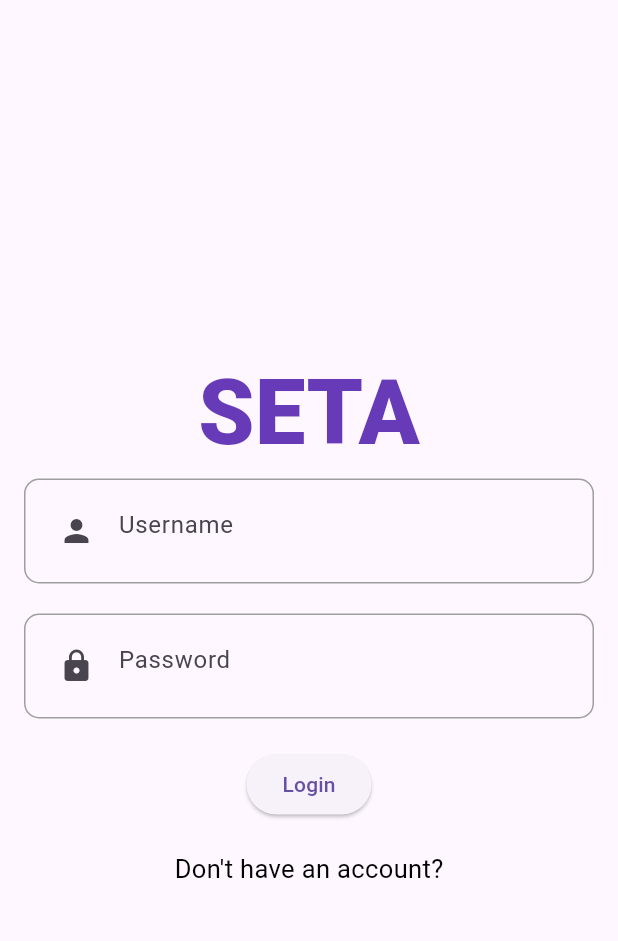
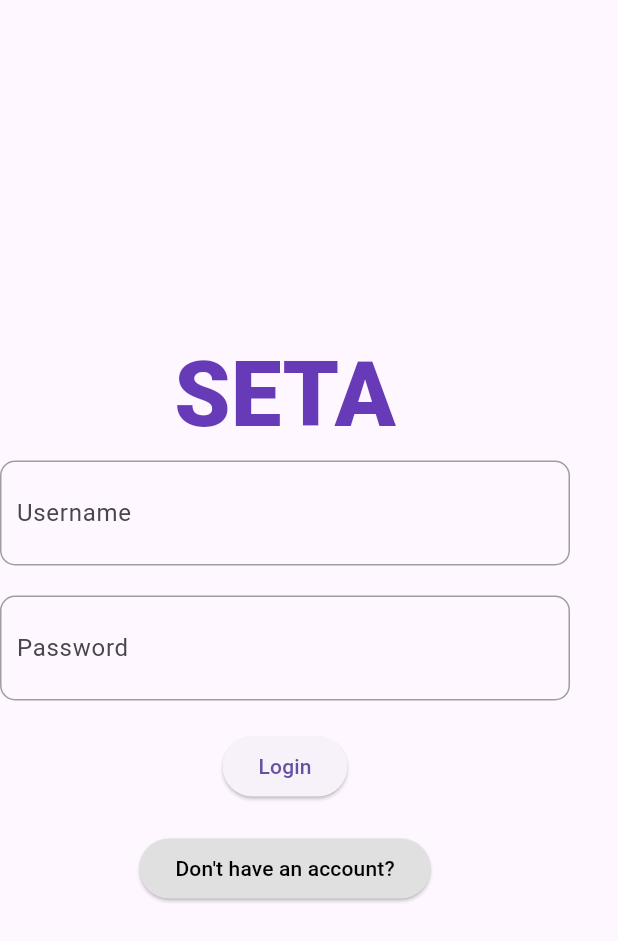
Before and after one commit to uniqlydev/seta, a Flutter app: the screen it shows after launch, on a phone screen of 412 x 824 dp. Shown: the top 941 px of the screen. Run offline on Flutter 3.47's test engine with Material 3 defaults, Android fonts, the phone set to English and light mode, and no system bars; our stand-ins replace bloc, equatable, firebase_auth, firebase_core, flutter_bloc; accounts and stored records are empty; Roboto replaces fonts that are missing (RobotoMono).

Commit message:
login works but needs fxing sa UI @siemesnn pls fix ASAP

```diff
--- a/lib/screens/login_screen.dart
+++ b/lib/screens/login_screen.dart
@@ -1,13 +1,7 @@
 import 'package:flutter/material.dart';
-import 'package:flutter/widgets.dart';
 import 'package:codingbryant/screens/home_screen.dart';
-import 'package:firebase_core/firebase_core.dart';
-import 'package:flutter/foundation.dart';
-import 'package:flutter/material.dart';
-import 'package:flutter/widgets.dart';
 import 'package:flutter_bloc/flutter_bloc.dart';
 import '../blocs/user_bloc/auth_bloc.dart';
-
 
 class LoginScreen extends StatelessWidget {
   LoginScreen({super.key});
@@ -15,16 +9,38 @@ class LoginScreen extends StatelessWidget {
   final TextEditingController _emailController = TextEditingController();
   final TextEditingController _passwordController = TextEditingController();
 
-
   @override
   Widget build(BuildContext context) {
     return Scaffold(
-      body: Center(
-        child: Column(
+      body: BlocConsumer<AuthBloc, AuthState>(
+        listener: (context, state) {
+          if (state is AuthAuthenticated) {
+            Navigator.pushReplacement(
+              context,
+              MaterialPageRoute(
+                builder: (context) => const HomeScreen(),
+              ),
+            );
+          } else if (state is AuthFailure) {
+            ScaffoldMessenger.of(context).showSnackBar(
+              SnackBar(
+                content: Text(state.message),
+              ),
+            );
+          }
+        },
+        builder: (context, state) {
+          return Column(
             mainAxisAlignment: MainAxisAlignment.center,
             children: [
               const Text(
-              'SETA', style: TextStyle(fontFamily: 'RobotoMono', fontSize: 60, fontWeight: FontWeight.w800, color: Colors.deepPurple), // change font
+                'SETA',
+                style: TextStyle(
+                  fontFamily: 'RobotoMono',
+                  fontSize: 60,
+                  fontWeight: FontWeight.w800,
+                  color: Colors.deepPurple,
+                ),
               ),
               Form(
                 child: Column(
@@ -35,14 +51,13 @@ class LoginScreen extends StatelessWidget {
                       decoration: BoxDecoration(
                         border: Border.all(color: Colors.grey),
                         borderRadius: BorderRadius.circular(10.0),
-
                       ),
                       width: 380,
                       child: TextFormField(
+                        controller: _emailController,
                         decoration: const InputDecoration(
                           border: InputBorder.none,
                           hintText: 'Username',
-                        prefixIcon: Icon(Icons.person), // Icon for Username
                         ),
                       ),
                     ),
@@ -55,102 +70,44 @@ class LoginScreen extends StatelessWidget {
                       ),
                       width: 380,
                       child: TextFormField(
-                      obscureText: true, // Set to true to hide the password text
+                        controller: _passwordController,
+                        obscureText: true,
                         decoration: const InputDecoration(
                           border: InputBorder.none,
                           hintText: 'Password',
-                        prefixIcon: Icon(Icons.lock), // Icon for Password
                         ),
                       ),
                     ),
                     const SizedBox(height: 20),
                     ElevatedButton(
                       onPressed: () {
-                      // Handle form submission here
-                      print('Form submitted!');
+                        context.read<AuthBloc>().add(
+                          AuthSignInRequested(
+                            email: _emailController.text,
+                            password: _passwordController.text,
+                          ),
+                        );
                       },
                       child: const Text('Login'),
                     ),
                     const SizedBox(height: 20),
-                  const Text(
-                    "Don't have an account?",
-                    style: TextStyle(color: Colors.black, fontSize: 17),
-                  ),
-
-                ],
+                    ElevatedButton(
+                      onPressed: () {
+                        // Go to screen register_screen.dart
+                        Navigator.pushNamed(context, '/register');
+                      },
+                      child: const Text("Don't have an account?"),
+                      style: ElevatedButton.styleFrom(
+                        foregroundColor: Colors.black, backgroundColor: Colors.grey[300],
                       ),
                     ),
                   ],
                 ),
               ),
+            ],
+          );
+        },
+      ),
     );
   }
 }
-//       appBar: AppBar(
-//         title: const Text('Login'),
-//       ),
-//       body: BlocConsumer<AuthBloc,AuthState>(
-//         listener: (context, state) => {
-//           if (state is AuthAuthenticated) {
-//             Navigator.pushReplacement(
-//               context,
-//               MaterialPageRoute(
-//                 builder: (context) => const HomeScreen(),
-//               ),
-//             )
-//           }else if (state is AuthFailure) {
-//             ScaffoldMessenger.of(context).showSnackBar(
-//               SnackBar(
-//                 content: Text(state.message),
-//               ),
-//             )
-//           }
-//         },
-//         builder:(context, state) {
-//           return Padding(
-//             padding: const EdgeInsets.all(16.0),
-//             child: Column(
-//               children: [
-//                 TextField(
-//                   controller: _emailController,
-//                   decoration: const InputDecoration(
-//                     labelText: 'Email',
-//                   ),
-//                 ),
-//                 TextField(
-//                   controller: _passwordController,
-//                   decoration: const InputDecoration(
-//                     labelText: 'Password',
-//                   ),
-//                   obscureText: true,
-//                 ),
-//                 ElevatedButton(
-//                   onPressed: () {
-//                     context.read<AuthBloc>().add(
-//                       AuthSignInRequested(
-//                         email: _emailController.text,
-//                         password: _passwordController.text,
-//                       ),
-//                     );
-//                   },
-//                   child: const Text('Sign In'),
-//                 ),
-//                 ElevatedButton(
-//                   onPressed: () {
-//                     context.read<AuthBloc>().add(
-//                       AuthSignUpRequested(
-//                         email: _emailController.text,
-//                         password: _passwordController.text,
-//                       ),
-//                     );
-//                   },
-//                   child: const Text('Sign Up'),
-//                 ),
-//               ],
-//             ),
-//           );
-//         },
-//       ),
-//     );
-//   }
-// }
```
Lines whose indentation alone changed are shown as unchanged.
